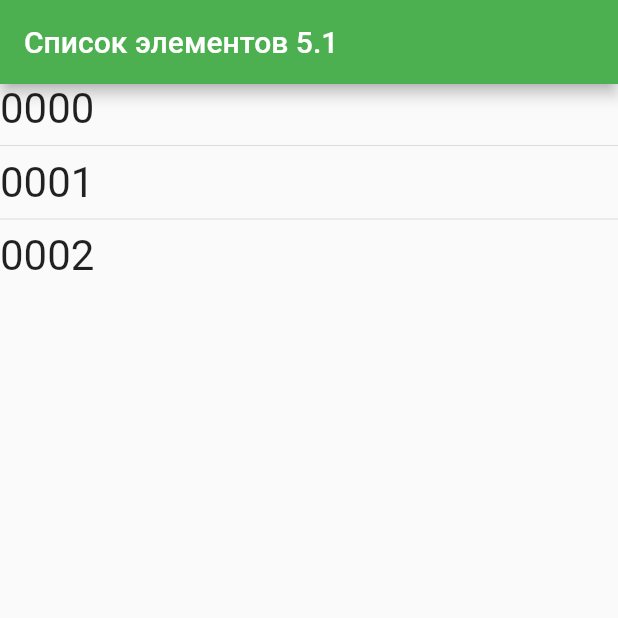
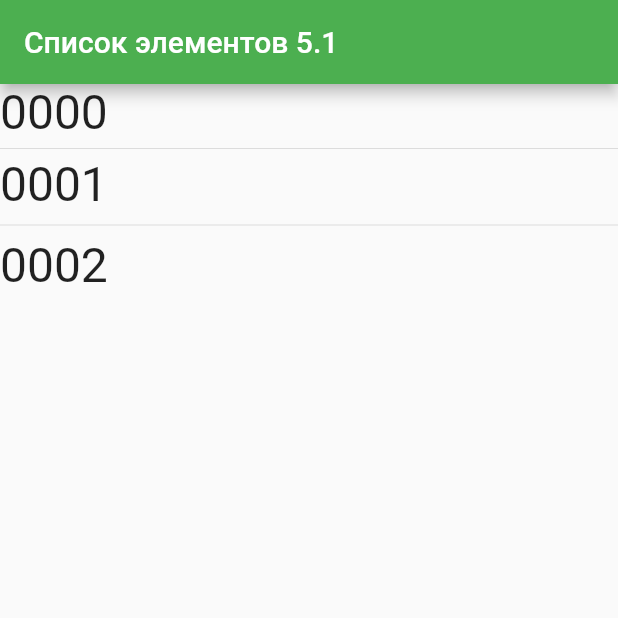
Before and after one commit to PolyaSt01/PI2001_STASENKO, a Flutter app: the screen it shows after launch, on a phone screen of 412 x 824 dp, the top half of it. Run offline on Flutter 3.47's test engine with Material 2 defaults, Android fonts, the phone set to English and light mode, and no system bars.

Commit message:
added 5.3

```diff
--- a/lab5/lib/5.1.dart
+++ b/lab5/lib/5.1.dart
@@ -38,11 +38,11 @@ class _MyHomePageState extends State<MyHomePage> {
       ),
       body: ListView(
         children: [
-          Text('0000', style: TextStyle(fontSize: 28),),
+          Text('0000', style: TextStyle(fontSize: 32),),
+          Divider(height: 10,),
+          Text('0001', style: TextStyle(fontSize: 32),),
           Divider(),
-          Text('0001', style: TextStyle(fontSize: 28),),
-          Divider(),
-          Text('0002', style: TextStyle(fontSize: 28),),
+          Text('0002', style: TextStyle(fontSize: 32),),
         ],
       ),
 
--- a/lab5/lib/5.2.dart
+++ b/lab5/lib/5.2.dart
@@ -37,7 +37,7 @@ class _MyHomePageState extends State<MyHomePage> {
         title: Text(widget.title),
       ),
       body: ListView.builder(
-        itemBuilder: (context, index) => Text('строка $index', style: TextStyle(fontSize: 28),),
+        itemBuilder: (context, index) => Text('строка $index', style: TextStyle(fontSize: 32),),
       ),
 
     );
```
Also changed, not shown: lab5/lib/5.3.dart (+6 -10 lines).
